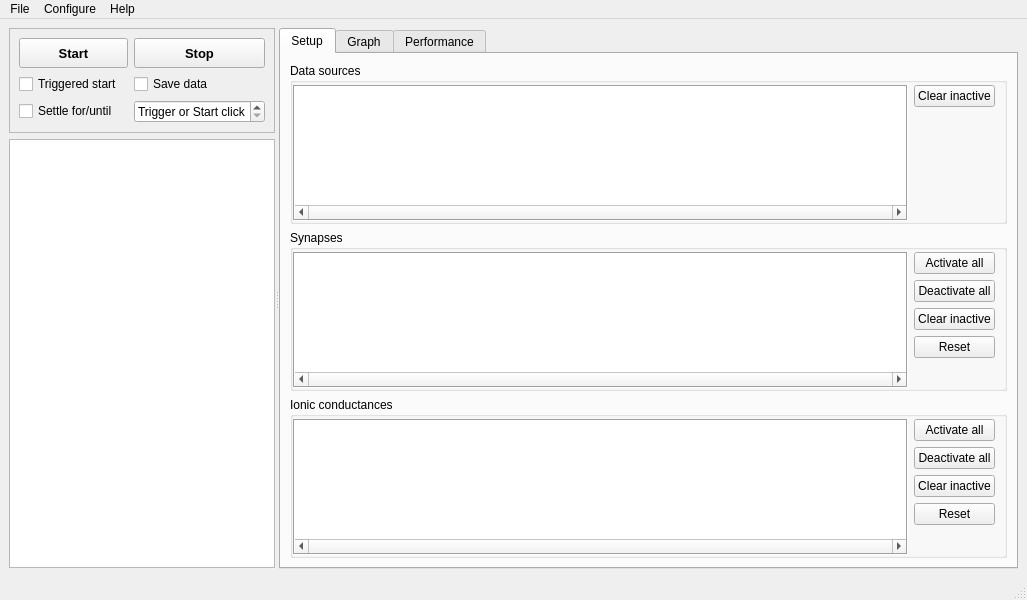
Above: src/gui/MainWin.ui from CompEphys-team/stdpc before the change. Below: the same form after it.
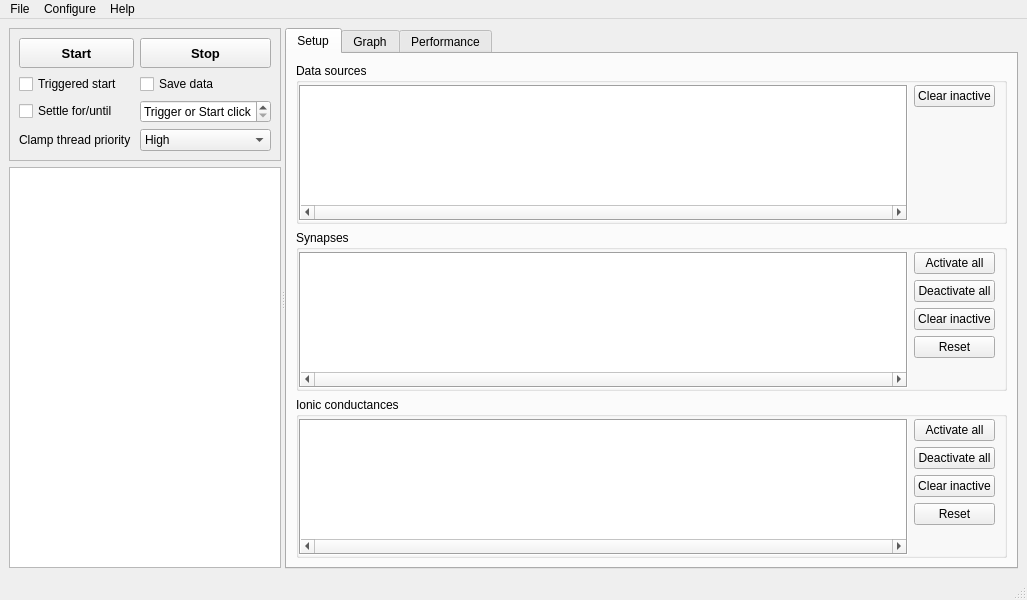
That is the form after the change. Custom widgets are drawn as their Qt base class.

Commit message:
Added user-selected clamp thread priority
This should allow users to balance between maximum performance and a
responsive UI.

Patch:
```diff
--- a/src/gui/MainWin.ui
+++ b/src/gui/MainWin.ui
@@ -120,6 +120,40 @@
              </property>
             </widget>
            </item>
+           <item row="3" column="0">
+            <widget class="QLabel" name="label">
+             <property name="text">
+              <string>Clamp thread priority</string>
+             </property>
+            </widget>
+           </item>
+           <item row="3" column="1">
+            <widget class="QComboBox" name="threadPriority">
+             <property name="currentIndex">
+              <number>1</number>
+             </property>
+             <item>
+              <property name="text">
+               <string>Normal</string>
+              </property>
+             </item>
+             <item>
+              <property name="text">
+               <string>High</string>
+              </property>
+             </item>
+             <item>
+              <property name="text">
+               <string>Highest</string>
+              </property>
+             </item>
+             <item>
+              <property name="text">
+               <string>Time-critical</string>
+              </property>
+             </item>
+            </widget>
+           </item>
           </layout>
          </widget>
         </item>
```
Left out of the diff: 54 changed lines with no effect on the pictures. The commit also changes 6 other files.
